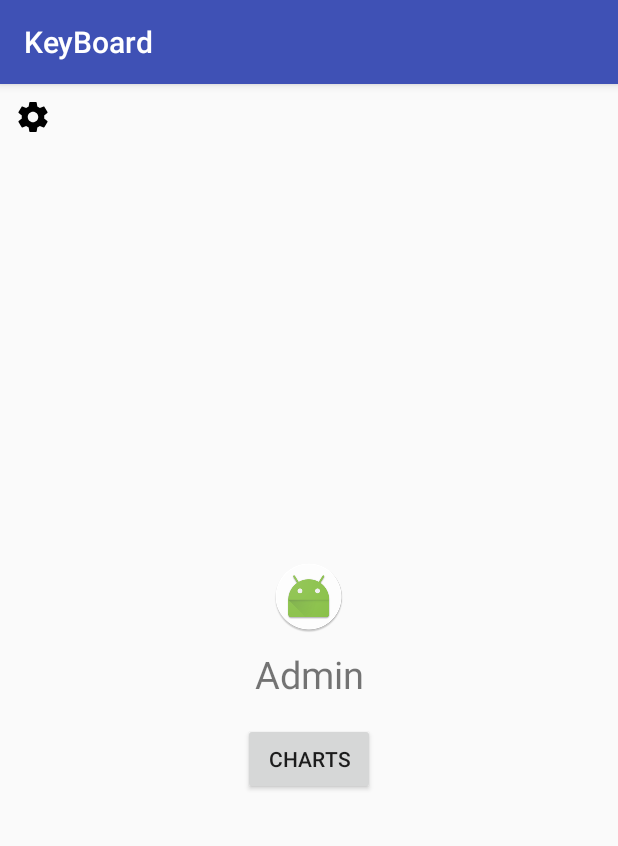
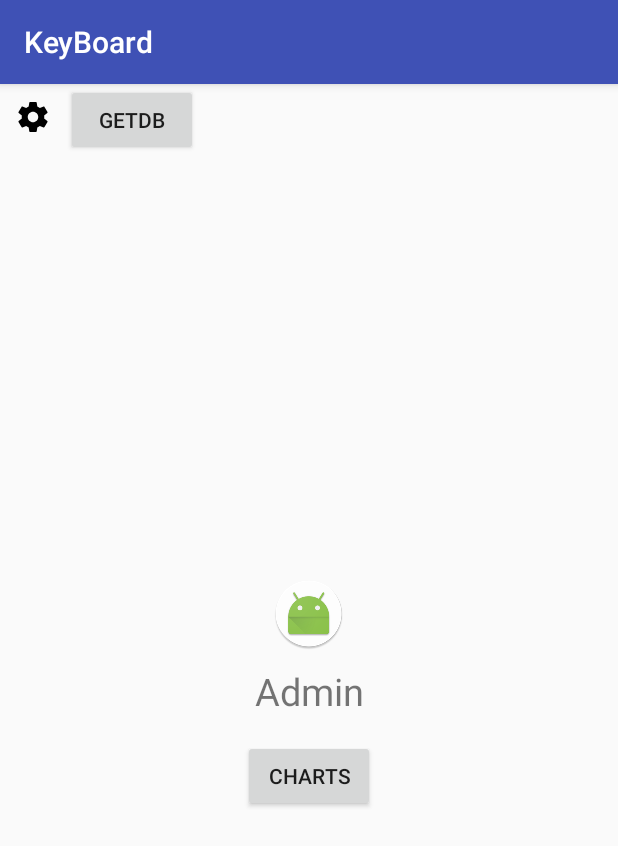
Before and after one commit to Ruslanio/KeyBoard, an Android app: the MainActivity screen opened directly, with no data from a screen before it, on a phone screen of 412 x 824 dp. Shown: the top 846 px of the screen. Run offline under Robolectric (Android 15) with nearby library versions, the phone set to English and light mode, and no system bars; our stand-ins replace RxJava; libraries missing offline, so code that uses them is left out: com.jakewharton.retrofit2.

```diff
--- a/app/src/main/java/com/example/ruslanio/keyboard/database/helper/DBHelper.java
+++ b/app/src/main/java/com/example/ruslanio/keyboard/database/helper/DBHelper.java
@@ -24,6 +24,7 @@ public class DBHelper extends SQLiteOpenHelper {
         public static final String TEXT_ENTITY_ID = "text_entity_id";
         public static final String TEXT_ENTITY_TEXT = "text_entity_text";
         public static final String TEXT_ENTITY_STATUS = "text_entity_status";
+        public static final String TEXT_ENTITY_DATE = "text_entity_date";
     }
 
     public static class EmotionEntityTable{
@@ -40,6 +41,7 @@ public class DBHelper extends SQLiteOpenHelper {
         db.execSQL("CREATE TABLE IF NOT EXISTS " + TEXT_ENTITY_TABLE_NAME + " ("
                 + TextEntityTable.TEXT_ENTITY_ID  + " integer primary key autoincrement,"
                 + TextEntityTable.TEXT_ENTITY_TEXT + " text, "
+                + TextEntityTable.TEXT_ENTITY_DATE + " text, "
                 + TextEntityTable.TEXT_ENTITY_STATUS + " integer);");
 
         db.execSQL("CREATE TABLE IF NOT EXISTS " + EMOTION_ENTITY_TABLE_NAME + " ("
--- a/app/src/main/res/layout/activity_main.xml
+++ b/app/src/main/res/layout/activity_main.xml
@@ -7,31 +7,54 @@
               android:orientation="vertical"
               tools:context="com.example.ruslanio.keyboard.MainActivity">
 
+    <LinearLayout
+        android:layout_width="match_parent"
+        android:layout_height="wrap_content"
+        android:orientation="horizontal">
+
 
         <ImageButton
+            android:id="@+id/settings"
+            android:layout_width="wrap_content"
+            android:layout_height="wrap_content"
+            android:layout_alignParentRight="true"
             android:layout_margin="10dp"
-        android:id="@+id/settings"
             android:background="@color/transparent"
-        android:src="@drawable/ic_settings_black_24dp"
-        android:layout_alignParentRight="true"
+            android:src="@drawable/ic_settings_black_24dp"/>
+
+        <Button
+            android:id="@+id/btn_get_db"
             android:layout_width="wrap_content"
+            android:layout_height="wrap_content"
+            android:text="getdb"/>
+    </LinearLayout>
+
+    <android.support.v4.widget.NestedScrollView
+        android:layout_width="match_parent"
+        android:layout_height="wrap_content">
+
+        <TextView
+            android:id="@+id/result"
+            android:layout_width="match_parent"
             android:layout_height="wrap_content"/>
+    </android.support.v4.widget.NestedScrollView>
 
     <LinearLayout
+        android:id="@+id/main_container"
+        android:layout_width="match_parent"
+        android:layout_height="match_parent"
+        android:gravity="center"
         android:orientation="vertical"
-        android:gravity="center"
-        android:paddingBottom="20dp"
-        android:layout_width="match_parent"
-        android:layout_height="match_parent">
+        android:paddingBottom="20dp">
 
         <ImageView
             android:id="@+id/user_avatar"
-            android:layout_above="@id/username"
-            android:src="@mipmap/ic_launcher_round"
+            android:layout_width="wrap_content"
+            android:layout_height="wrap_content"
+            android:layout_above="@+id/username"
+            android:layout_centerHorizontal="true"
             android:layout_marginBottom="10dp"
-            android:layout_centerHorizontal="true"
-            android:layout_width="wrap_content"
-            android:layout_height="wrap_content"/>
+            android:src="@mipmap/ic_launcher_round"/>
 
         <TextView
             android:id="@+id/username"
```
Also changed, not shown: app/src/main/java/com/example/ruslanio/keyboard/MainActivity.java (+30 -26 lines), app/src/main/java/com/example/ruslanio/keyboard/SimpleIME.java (+72 -25 lines), app/src/main/java/com/example/ruslanio/keyboard/TransmitterService.java (+6 -2 lines), app/src/main/java/com/example/ruslanio/keyboard/util/DateManager.java (+31 -9 lines). Lines whose indentation alone changed are shown as unchanged.
